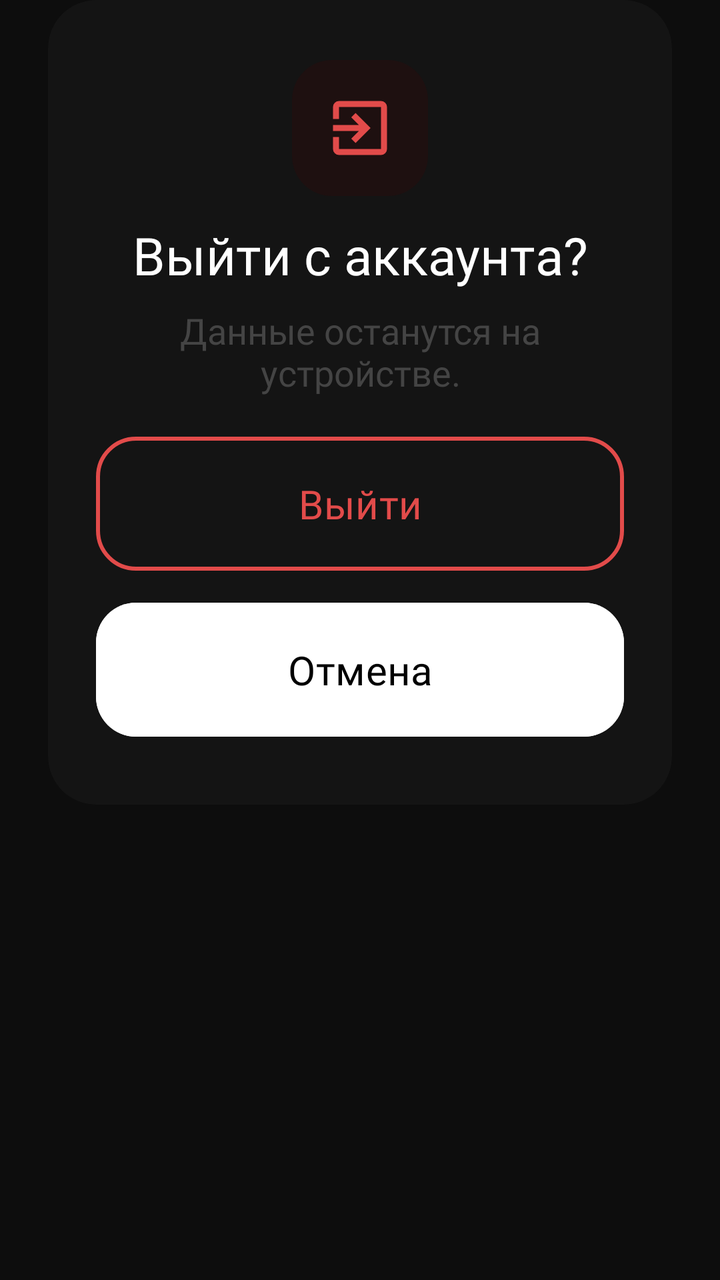
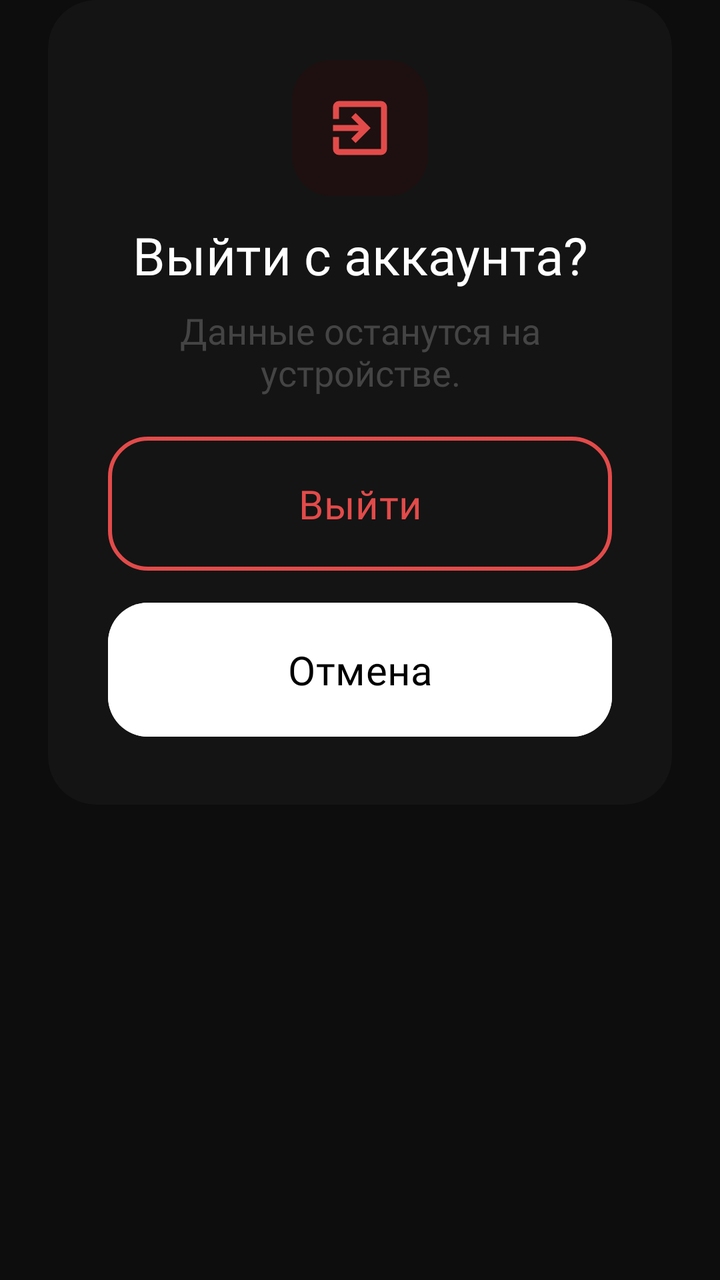

Before-and-after screenshots of an Android layout around one commit, followed by the original layout XML and the change that was made.
<!-- AndroidManifest.xml: application theme Theme.BoredomFocus -->
<!-- res/layout/dialog_sign_out.xml -->
<FrameLayout xmlns:android="http://schemas.android.com/apk/res/android"
    xmlns:app="http://schemas.android.com/apk/res-auto"
    android:layout_width="match_parent"
    android:layout_height="wrap_content"
    android:background="@android:color/transparent"
    android:paddingHorizontal="24dp">

    <com.google.android.material.card.MaterialCardView
        android:id="@+id/cardDialog"
        android:layout_width="match_parent"
        android:layout_height="wrap_content"
        app:cardBackgroundColor="#141414"
        app:cardCornerRadius="24dp"
        app:cardElevation="0dp"
        app:strokeWidth="0dp">

        <androidx.constraintlayout.widget.ConstraintLayout
            android:layout_width="match_parent"
            android:layout_height="wrap_content"
            android:paddingHorizontal="24dp"
            android:paddingVertical="30dp">

            <FrameLayout
                android:id="@+id/flLeaveBackground"
                android:layout_width="68dp"
                android:layout_height="68dp"
                android:background="@drawable/bg_ic_notification_off"
                app:layout_constraintEnd_toEndOf="parent"
                app:layout_constraintStart_toStartOf="parent"
                app:layout_constraintTop_toTopOf="parent">

                <ImageView
                    android:id="@+id/ivBackgroundIcon"
                    android:layout_width="36dp"
                    android:layout_height="36dp"
                    android:layout_gravity="center"
                    android:src="@drawable/ic_leave" />
            </FrameLayout>

            <TextView
                android:id="@+id/tvSignOut"
                android:layout_width="wrap_content"
                android:layout_height="wrap_content"
                android:fontFamily="@font/inter_bold"
                android:text="Выйти с аккаунта?"
                android:textColor="@color/white"
                android:textSize="26sp"
                android:layout_marginTop="12dp"
                app:layout_constraintEnd_toEndOf="parent"
                app:layout_constraintStart_toStartOf="parent"
                app:layout_constraintTop_toBottomOf="@+id/flLeaveBackground" />

            <TextView
                android:id="@+id/tvSignOutDescription"
                android:layout_width="wrap_content"
                android:layout_height="wrap_content"
                android:layout_marginTop="8dp"
                android:fontFamily="@font/inter_medium"
                android:text="Данные останутся на устройстве."
                android:textAlignment="center"
                android:textColor="#444444"
                android:textSize="18sp"
                app:layout_constraintEnd_toEndOf="parent"
                app:layout_constraintStart_toStartOf="parent"
                app:layout_constraintTop_toBottomOf="@+id/tvSignOut" />

            <com.google.android.material.button.MaterialButton
                android:id="@+id/btnSignOut"
                android:layout_width="match_parent"
                android:layout_height="wrap_content"
                android:backgroundTint="#141414"
                android:fontFamily="@font/inter_bold"
                android:padding="20dp"
                android:text="Выйти"
                android:textColor="@color/red_basic"
                android:textSize="20sp"
                app:cornerRadius="20dp"
                android:layout_marginTop="16dp"
                app:layout_constraintEnd_toEndOf="parent"
                app:layout_constraintHorizontal_bias="0.5"
                app:layout_constraintStart_toStartOf="parent"
                app:layout_constraintTop_toBottomOf="@+id/tvSignOutDescription"
                app:strokeColor="@color/red_basic"
                app:strokeWidth="2dp"/>

            <com.google.android.material.button.MaterialButton
                android:id="@+id/btnCancel"
                android:layout_width="match_parent"
                android:layout_height="wrap_content"
                android:layout_marginTop="8dp"
                android:backgroundTint="@color/white"
                android:fontFamily="@font/inter_bold"
                android:padding="20dp"
                android:text="Отмена"
                android:textColor="@color/black"
                android:textSize="20sp"
                app:cornerRadius="20dp"
                app:layout_constraintEnd_toEndOf="parent"
                app:layout_constraintHorizontal_bias="0.5"
                app:layout_constraintStart_toStartOf="parent"
                app:layout_constraintTop_toBottomOf="@+id/btnSignOut"/>

        </androidx.constraintlayout.widget.ConstraintLayout>

    </com.google.android.material.card.MaterialCardView>

</FrameLayout>
<!-- resources referenced by this layout -->
<resources>
  <color name="black">#FF000000</color>
  <color name="red_basic">#E24B4A</color>
  <color name="white">#FFFFFFFF</color>
  <!-- drawable bg_ic_notification_off (drawable) -->
  <?xml version="1.0" encoding="utf-8"?>
  <shape xmlns:android="http://schemas.android.com/apk/res/android">
      <solid android:color="#1E1010"/>
      <corners android:radius="20dp"/>
  </shape>
  <!-- drawable ic_leave (drawable) -->
  <vector xmlns:android="http://schemas.android.com/apk/res/android" android:autoMirrored="true" android:height="24dp" android:tint="#E24B4A" android:viewportHeight="960" android:viewportWidth="960" android:width="24dp">
        
      <path android:fillColor="@android:color/white" android:pathData="M200,840Q167,840 143.5,816.5Q120,793 120,760L120,600L200,600L200,760Q200,760 200,760Q200,760 200,760L760,760Q760,760 760,760Q760,760 760,760L760,200Q760,200 760,200Q760,200 760,200L200,200Q200,200 200,200Q200,200 200,200L200,360L120,360L120,200Q120,167 143.5,143.5Q167,120 200,120L760,120Q793,120 816.5,143.5Q840,167 840,200L840,760Q840,793 816.5,816.5Q793,840 760,840L200,840ZM420,680L364,622L466,520L120,520L120,440L466,440L364,338L420,280L620,480L420,680Z"/>
      
  </vector>
  <style name="Theme.BoredomFocus" parent="Base.Theme.BoredomFocus" />
  <style name="Base.Theme.BoredomFocus" parent="Theme.Material3.DayNight.NoActionBar">
  
          <item name="android:windowBackground">#0D0D0D</item>
  
          <item name="android:statusBarColor">#0D0D0D</item>
          <item name="android:navigationBarColor">#0D0D0D</item>
  
          <item name="android:windowLightStatusBar">false</item>
          <item name="android:windowLightNavigationBar" tools:targetApi="o_mr1">false</item>
  
          <item name="android:windowDrawsSystemBarBackgrounds">true</item>
          <item name="android:enforceNavigationBarContrast" tools:targetApi="q">false</item>
  
      </style>
</resources>

<!-- the commit's change to res/layout/dialog_sign_out.xml (unified diff, before → after) -->
@@ -17,7 +17,7 @@
         <androidx.constraintlayout.widget.ConstraintLayout
             android:layout_width="match_parent"
             android:layout_height="wrap_content"
-            android:paddingHorizontal="24dp"
+            android:paddingHorizontal="30dp"
             android:paddingVertical="30dp">
 
             <FrameLayout
